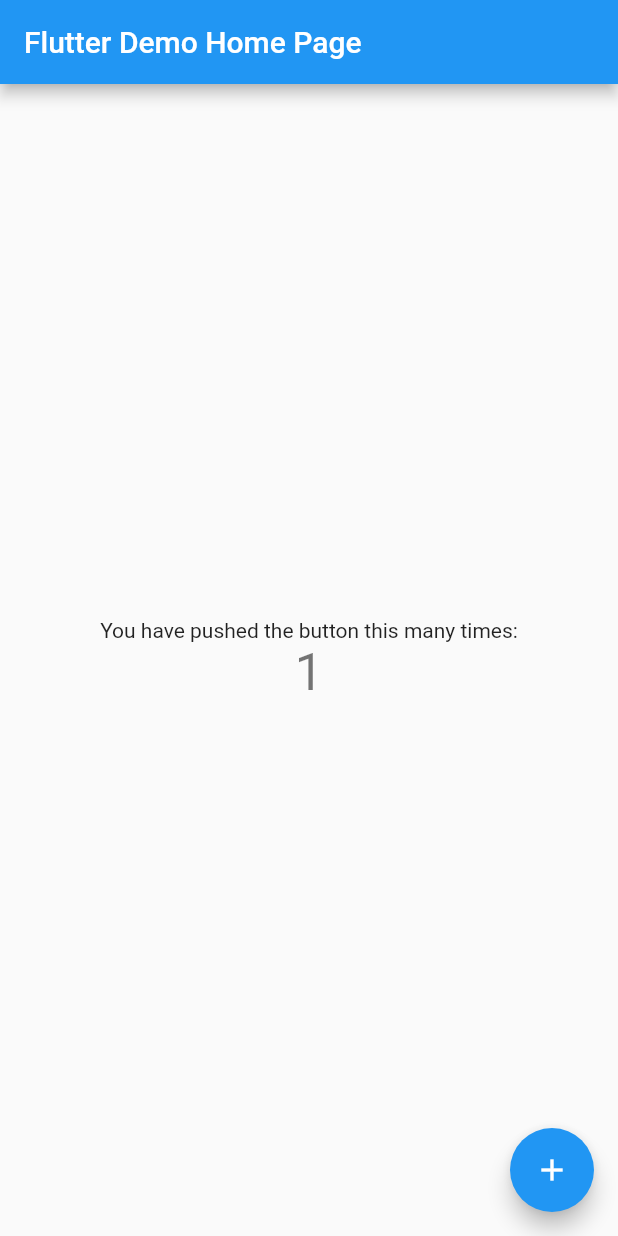
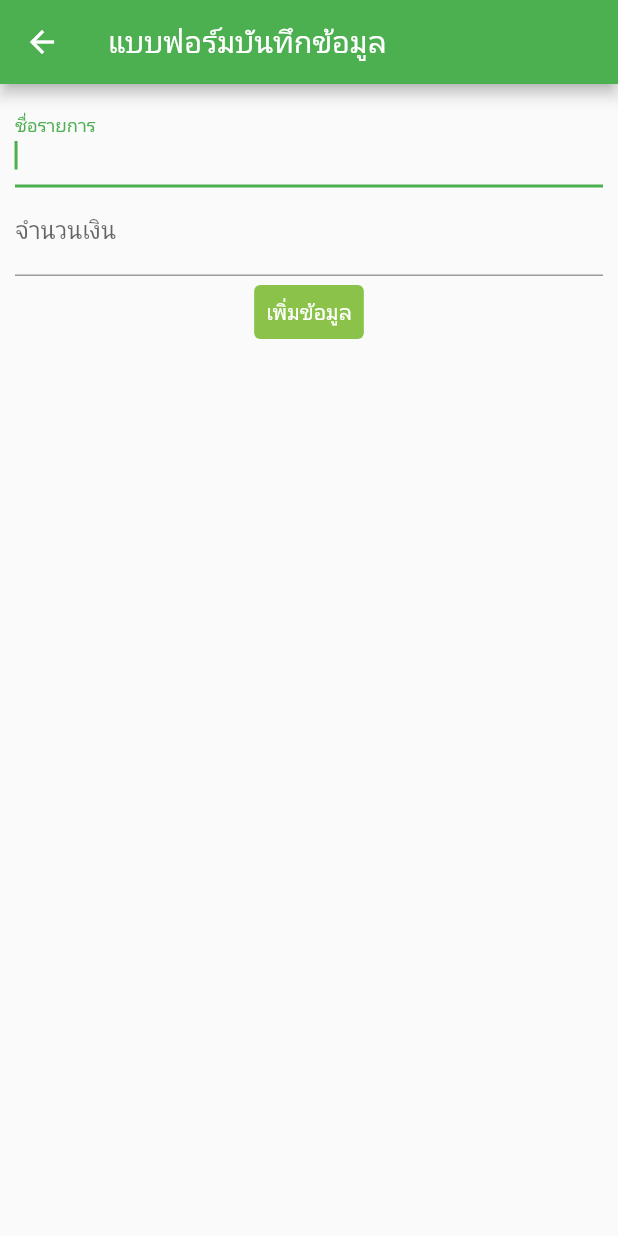
Before and after one commit to 60160040/Flutter_Database, a Flutter app: the screen it shows after launch, after a tap on the "add" icon, on a phone screen of 412 x 824 dp. Run offline on Flutter 3.47's test engine with Material 2 defaults, Android fonts, the phone set to English and light mode, and no system bars.

```diff
--- a/lib/main.dart
+++ b/lib/main.dart
@@ -1,43 +1,36 @@
 import 'package:flutter/material.dart';
+import 'package:flutter_and_database/providers/transaction_provider.dart';
+import 'package:flutter_and_database/screens/form_screen.dart';
+import 'package:provider/provider.dart';
+
+import 'models/Transaction.dart';
 
 void main() {
   runApp(MyApp());
 }
 
 class MyApp extends StatelessWidget {
-  // This widget is the root of your application.
   @override
   Widget build(BuildContext context) {
-    return MaterialApp(
-      title: 'Flutter Demo',
-      theme: ThemeData(
-        // This is the theme of your application.
-        //
-        // Try running your application with "flutter run". You'll see the
-        // application has a blue toolbar. Then, without quitting the app, try
-        // changing the primarySwatch below to Colors.green and then invoke
-        // "hot reload" (press "r" in the console where you ran "flutter run",
-        // or simply save your changes to "hot reload" in a Flutter IDE).
-        // Notice that the counter didn't reset back to zero; the application
-        // is not restarted.
-        primarySwatch: Colors.blue,
+    return MultiProvider(
+      providers: [
+        ChangeNotifierProvider(create: (context) {
+          return TransactionProvider();
+        }),
+      ],
+      child: MaterialApp(
+        title: 'Flutter Demo',
+        theme: ThemeData(
+          primarySwatch: Colors.green,
+        ),
+        home: MyHomePage(title: 'แอพบัญชี'),
       ),
-      home: MyHomePage(title: 'Flutter Demo Home Page'),
     );
   }
 }
 
 class MyHomePage extends StatefulWidget {
   MyHomePage({Key? key, required this.title}) : super(key: key);
-
-  // This widget is the home page of your application. It is stateful, meaning
-  // that it has a State object (defined below) that contains fields that affect
-  // how it looks.
-
-  // This class is the configuration for the state. It holds the values (in this
-  // case the title) provided by the parent (in this case the App widget) and
-  // used by the build method of the State. Fields in a Widget subclass are
-  // always marked "final".
 
   final String title;
 
@@ -46,68 +39,46 @@
 }
 
 class _MyHomePageState extends State<MyHomePage> {
-  int _counter = 0;
-
-  void _incrementCounter() {
-    setState(() {
-      // This call to setState tells the Flutter framework that something has
-      // changed in this State, which causes it to rerun the build method below
-      // so that the display can reflect the updated values. If we changed
-      // _counter without calling setState(), then the build method would not be
-      // called again, and so nothing would appear to happen.
-      _counter++;
-    });
-  }
-
   @override
   Widget build(BuildContext context) {
-    // This method is rerun every time setState is called, for instance as done
-    // by the _incrementCounter method above.
-    //
-    // The Flutter framework has been optimized to make rerunning build methods
-    // fast, so that you can just rebuild anything that needs updating rather
-    // than having to individually change instances of widgets.
     return Scaffold(
       appBar: AppBar(
-        // Here we take the value from the MyHomePage object that was created by
-        // the App.build method, and use it to set our appbar title.
         title: Text(widget.title),
+        actions: [
+          IconButton(
+            icon: Icon(Icons.add),
+            onPressed: () {
+              Navigator.push(context, MaterialPageRoute(builder: (context) {
+                return FormScreen();
+              }));
+            },
+          ),
+        ],
       ),
-      body: Center(
-        // Center is a layout widget. It takes a single child and positions it
-        // in the middle of the parent.
-        child: Column(
-          // Column is also a layout widget. It takes a list of children and
-          // arranges them vertically. By default, it sizes itself to fit its
-          // children horizontally, and tries to be as tall as its parent.
-          //
-          // Invoke "debug painting" (press "p" in the console, choose the
-          // "Toggle Debug Paint" action from the Flutter Inspector in Android
-          // Studio, or the "Toggle Debug Paint" command in Visual Studio Code)
-          // to see the wireframe for each widget.
-          //
-          // Column has various properties to control how it sizes itself and
-          // how it positions its children. Here we use mainAxisAlignment to
-          // center the children vertically; the main axis here is the vertical
-          // axis because Columns are vertical (the cross axis would be
-          // horizontal).
-          mainAxisAlignment: MainAxisAlignment.center,
-          children: <Widget>[
-            Text(
-              'You have pushed the button this many times:',
-            ),
-            Text(
-              '$_counter',
-              style: Theme.of(context).textTheme.headline4,
-            ),
-          ],
-        ),
+      body: Consumer(
+        builder: (context, TransactionProvider provider, Widget? child) {
+          return ListView.builder(
+              itemCount: provider.transactions.length,
+              itemBuilder: (context, int index) {
+                Transaction data = provider.transactions[index];
+                return Card(
+                  elevation: 5,
+                  margin:
+                      const EdgeInsets.symmetric(vertical: 8, horizontal: 5),
+                  child: ListTile(
+                    leading: CircleAvatar(
+                      child: FittedBox(
+                        child: Text(data.amount.toString()),
+                      ),
+                      radius: 30,
+                    ),
+                    title: Text(data.title),
+                    subtitle: Text(data.date.toString()),
+                  ),
+                );
+              });
+        },
       ),
-      floatingActionButton: FloatingActionButton(
-        onPressed: _incrementCounter,
-        tooltip: 'Increment',
-        child: Icon(Icons.add),
-      ), // This trailing comma makes auto-formatting nicer for build methods.
     );
   }
 }
--- /dev/null
+++ b/lib/models/Transaction.dart
@@ -0,0 +1,7 @@
+class Transaction {
+  String   title;
+  double   amount;
+  DateTime date;
+
+  Transaction({required this.title, required this.amount, required this.date});
+}
--- /dev/null
+++ b/lib/providers/transaction_provider.dart
@@ -0,0 +1,20 @@
+import 'package:flutter/foundation.dart';
+import 'package:flutter_and_database/models/Transaction.dart';
+
+class TransactionProvider with ChangeNotifier{
+  List<Transaction> transactions = [
+    Transaction(title: "ซื้อหนังสือ",amount: 500,date:DateTime.now()),
+    Transaction(title: "ซื้อเสื้อ",amount: 900,date:DateTime.now()),
+    Transaction(title: "ซื้อกางเกง",amount: 400,date:DateTime.now()),
+    Transaction(title: "นาฬิกา",amount: 1400,date:DateTime.now()),
+
+  ];
+
+  List<Transaction> getTransaction(){
+    return transactions;
+  }
+
+  void addTransaction(Transaction statement){
+    transactions.add(statement);
+  }
+}
--- /dev/null
+++ b/lib/screens/form_screen.dart
@@ -0,0 +1,65 @@
+import 'package:flutter/material.dart';
+
+class FormScreen extends StatelessWidget {
+  // const FormScreen({Key? key}) : super(key: key);
+
+  final formKey = GlobalKey<FormState>();
+
+  @override
+  Widget build(BuildContext context) {
+    return Scaffold(
+      appBar: AppBar(
+        title: Text("แบบฟอร์มบันทึกข้อมูล"),
+      ),
+      body: Padding(
+        padding: const EdgeInsets.all(10.0),
+        child: Form(
+          key: formKey,
+          child: Column(
+            crossAxisAlignment: CrossAxisAlignment.center,
+            children: [
+              TextFormField(
+                decoration: new InputDecoration(labelText: "ชื่อรายการ"),
+                autofocus: true,
+                validator: (String? value) {
+                  return (value!.isEmpty)
+                      ? 'กรุณาป้อนชื่อรายการ'
+                      : null;
+                },
+              ),
+              TextFormField(
+                decoration: new InputDecoration(labelText: "จำนวนเงิน"),
+                keyboardType: TextInputType.number,
+                validator: (String? value) {
+                  if(value!.isEmpty){
+                    return 'กรุณาป้อนจำนวนเงิน';
+                  }
+                  if (double.parse(value) <= 0){
+                    return 'กรุณาป้อนจำนวนเงินมากกว่า 0';
+                  }
+                  return null;
+                  /*return (value!.isEmpty)
+                      ? 'กรุณาป้อนจำนวนเงิน'
+                      : null;*/
+                },
+              ),
+              TextButton(
+                onPressed: () {
+                  if (formKey.currentState!.validate()) {
+                    print(Text("${formKey.currentState!.validate()}"));
+                    Navigator.pop(context);
+                  }
+                },
+                style: TextButton.styleFrom(
+                  primary: Colors.white,
+                  backgroundColor: Colors.lightGreen,
+                ),
+                child: const Text('เพิ่มข้อมูล'),
+              ),
+            ],
+          ),
+        ),
+      ),
+    );
+  }
+}
--- a/pubspec.yaml
+++ b/pubspec.yaml
@@ -28,6 +28,7 @@
   # The following adds the Cupertino Icons font to your application.
   # Use with the CupertinoIcons class for iOS style icons.
   cupertino_icons: ^1.0.2
+  provider: ^5.0.0
 
 dev_dependencies:
   flutter_test:
```
Also changed, not shown: pubspec.lock.
